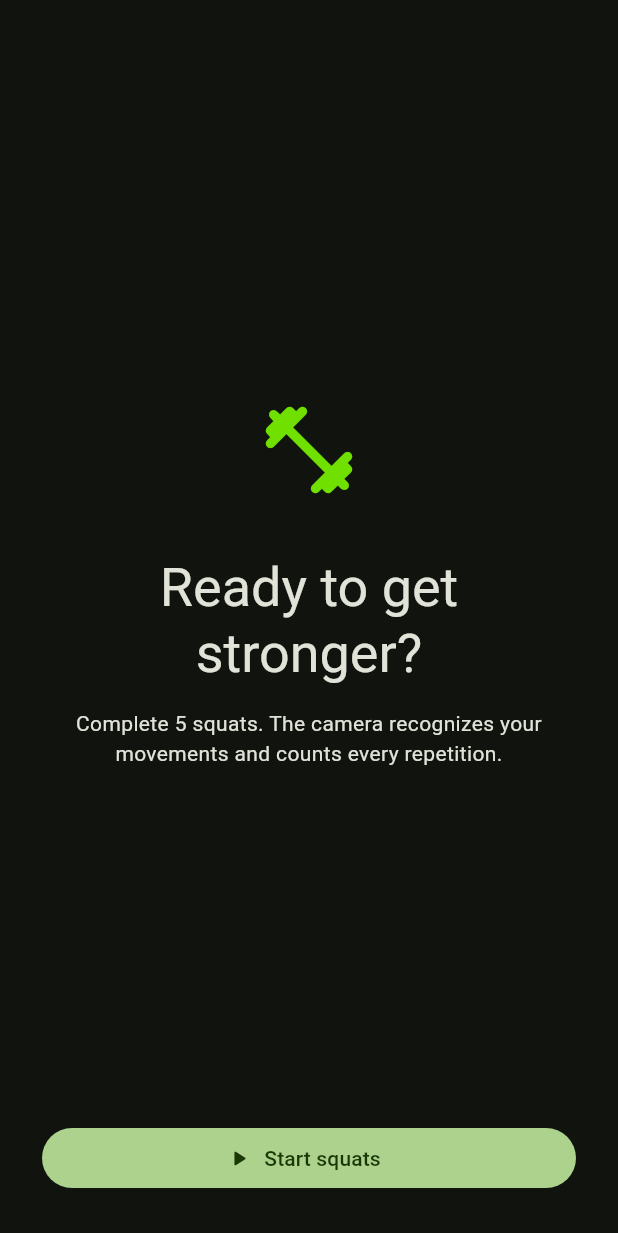
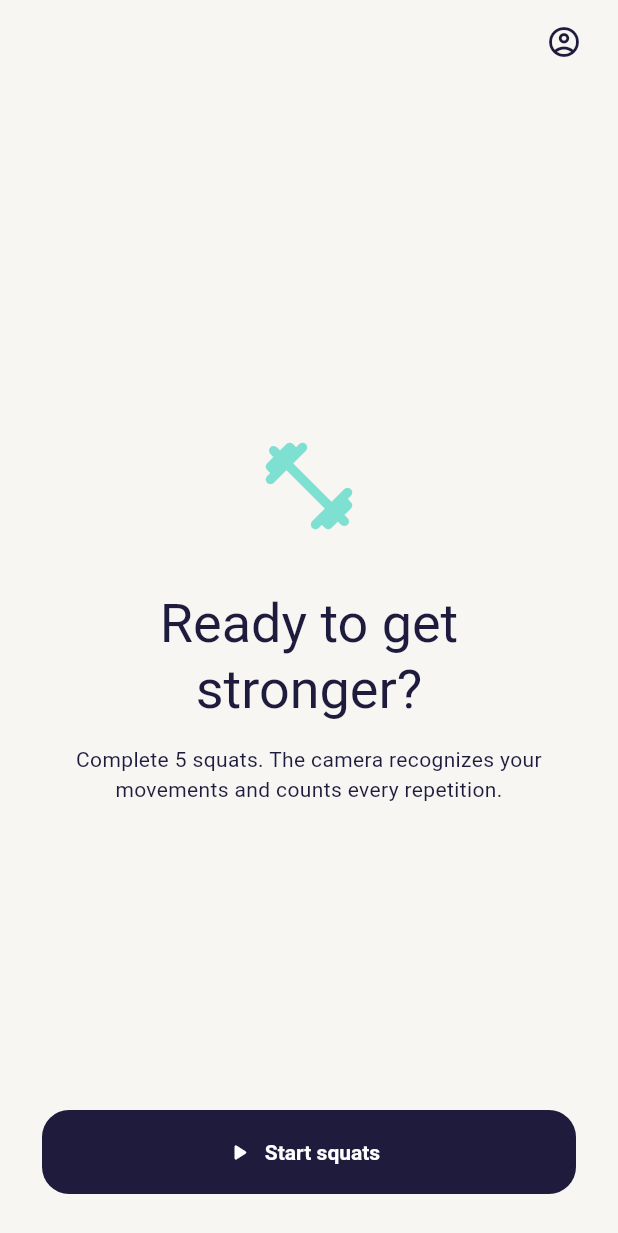
Before and after one commit to aleksandrsovtan/lumilu, a Flutter app: the screen it shows after launch, on a phone screen of 412 x 824 dp. Shown: the top 1233 px of the screen. Run offline on Flutter 3.47's test engine with Material 3 defaults, Android fonts, the phone set to English and light mode, and no system bars; our stand-ins replace equatable, flutter_bloc, get_it, go_router, google_fonts, shared_preferences; missing offline and left inert: lumilu_motion.

Commit message:
feat: add adaptive app icons, animated splash, and theme support

```diff
--- a/assets/translations/app_en.arb
+++ b/assets/translations/app_en.arb
@@ -4,6 +4,12 @@
   "homeHeadline": "Ready to get\nstronger?",
   "homeDescription": "Complete 5 squats. The camera recognizes your movements and counts every repetition.",
   "startSquats": "Start squats",
+  "profileSettingsTitle": "Profile settings",
+  "appearanceTitle": "Appearance",
+  "themeSystem": "System",
+  "themeSystemDescription": "Match your device settings",
+  "themeLight": "Light",
+  "themeDark": "Dark",
   "squatWorkoutTitle": "SQUATS · 5 REPS",
   "kneeAngle": "Knee angle: {angle}°",
   "@kneeAngle": {
--- a/assets/translations/app_uk.arb
+++ b/assets/translations/app_uk.arb
@@ -4,6 +4,12 @@
   "homeHeadline": "Готові стати\nсильнішими?",
   "homeDescription": "Виконайте 5 присідань. Камера розпізнає рухи та порахує кожен повтор.",
   "startSquats": "Почати присідання",
+  "profileSettingsTitle": "Налаштування профілю",
+  "appearanceTitle": "Вигляд",
+  "themeSystem": "Системна",
+  "themeSystemDescription": "Відповідно до налаштувань пристрою",
+  "themeLight": "Світла",
+  "themeDark": "Темна",
   "squatWorkoutTitle": "ПРИСІДАННЯ · 5 ПОВТОРІВ",
   "kneeAngle": "Кут коліна: {angle}°",
   "cameraUnavailable": "Камера недоступна",
--- /dev/null
+++ b/lib/core/theme/lumilu_theme.dart
@@ -0,0 +1,133 @@
+import 'package:flutter/material.dart';
+
+abstract final class LumiluColors {
+  static const twilight900 = Color(0xFF121027);
+  static const twilight800 = Color(0xFF1E1B3D);
+  static const twilight700 = Color(0xFF332D54);
+  static const twilight600 = Color(0xFF49416F);
+  static const twilight400 = Color(0xFF857CB3);
+  static const twilight300 = Color(0xFFAEA7D1);
+  static const yellow500 = Color(0xFFFFD452);
+  static const yellow400 = Color(0xFFFFE47A);
+  static const mint400 = Color(0xFF7DE0D1);
+  static const lilac400 = Color(0xFFB7B2FF);
+  static const lilac500 = Color(0xFF958DEC);
+  static const lilac600 = Color(0xFF756ACF);
+  static const neutral0 = Color(0xFFFFFFFF);
+  static const neutral50 = Color(0xFFFBFAF8);
+  static const neutral100 = Color(0xFFF7F6F2);
+  static const neutral200 = Color(0xFFECEAE4);
+  static const neutral300 = Color(0xFFD8D5CC);
+  static const neutral500 = Color(0xFF747068);
+  static const neutral600 = Color(0xFF5F5B55);
+  static const error = Color(0xFFB72F47);
+}
+
+abstract final class LumiluTheme {
+  static ThemeData get light => _build(
+    brightness: Brightness.light,
+    canvas: LumiluColors.neutral100,
+    surface: LumiluColors.neutral0,
+    surfaceContainer: LumiluColors.neutral50,
+    primary: LumiluColors.twilight800,
+    onPrimary: LumiluColors.neutral0,
+    secondary: LumiluColors.mint400,
+    onSecondary: LumiluColors.twilight800,
+    outline: LumiluColors.neutral300,
+    outlineVariant: LumiluColors.neutral200,
+    onSurface: LumiluColors.twilight800,
+    onSurfaceVariant: LumiluColors.neutral600,
+  );
+
+  static ThemeData get dark => _build(
+    brightness: Brightness.dark,
+    canvas: LumiluColors.twilight900,
+    surface: LumiluColors.twilight800,
+    surfaceContainer: LumiluColors.twilight700,
+    primary: LumiluColors.yellow500,
+    onPrimary: LumiluColors.twilight900,
+    secondary: LumiluColors.mint400,
+    onSecondary: LumiluColors.twilight900,
+    outline: LumiluColors.twilight600,
+    outlineVariant: LumiluColors.twilight700,
+    onSurface: LumiluColors.neutral0,
+    onSurfaceVariant: LumiluColors.twilight300,
+  );
+
+  static ThemeData _build({
+    required Brightness brightness,
+    required Color canvas,
+    required Color surface,
+    required Color surfaceContainer,
+    required Color primary,
+    required Color onPrimary,
+    required Color secondary,
+    required Color onSecondary,
+    required Color outline,
+    required Color outlineVariant,
+    required Color onSurface,
+    required Color onSurfaceVariant,
+  }) {
+    final scheme = ColorScheme(
+      brightness: brightness,
+      primary: primary,
+      onPrimary: onPrimary,
+      primaryContainer: brightness == Brightness.light
+          ? LumiluColors.twilight700
+          : LumiluColors.yellow400,
+      onPrimaryContainer: onPrimary,
+      secondary: secondary,
+      onSecondary: onSecondary,
+      secondaryContainer: brightness == Brightness.light
+          ? const Color(0xFFF0FCFA)
+          : LumiluColors.twilight700,
+      onSecondaryContainer: onSurface,
+      tertiary: LumiluColors.lilac400,
+      onTertiary: LumiluColors.twilight900,
+      error: LumiluColors.error,
+      onError: LumiluColors.neutral0,
+      surface: surface,
+      onSurface: onSurface,
+      surfaceContainer: surfaceContainer,
+      onSurfaceVariant: onSurfaceVariant,
+      outline: outline,
+      outlineVariant: outlineVariant,
+      shadow: Colors.black,
+      scrim: Colors.black,
+      inverseSurface: onSurface,
+      onInverseSurface: surface,
+      inversePrimary: brightness == Brightness.light
+          ? LumiluColors.yellow500
+          : LumiluColors.twilight800,
+    );
+    final base = ThemeData(useMaterial3: true, colorScheme: scheme);
+    final textTheme = base.textTheme.apply(
+      bodyColor: onSurface,
+      displayColor: onSurface,
+    );
+    return base.copyWith(
+      scaffoldBackgroundColor: canvas,
+      textTheme: textTheme,
+      appBarTheme: AppBarTheme(
+        backgroundColor: canvas,
+        foregroundColor: onSurface,
+        elevation: 0,
+        titleTextStyle: textTheme.titleLarge?.copyWith(
+          color: onSurface,
+          fontWeight: FontWeight.w700,
+        ),
+      ),
+      filledButtonTheme: FilledButtonThemeData(
+        style: FilledButton.styleFrom(
+          minimumSize: const Size.fromHeight(56),
+          shape: RoundedRectangleBorder(
+            borderRadius: BorderRadius.circular(18),
+          ),
+          textStyle: textTheme.titleMedium?.copyWith(
+            fontWeight: FontWeight.w700,
+          ),
+        ),
+      ),
+    );
+  }
+}
--- /dev/null
+++ b/lib/core/theme/theme_controller.dart
@@ -0,0 +1,26 @@
+import 'package:flutter/material.dart';
+import 'package:shared_preferences/shared_preferences.dart';
+
+class ThemeController extends ChangeNotifier {
+  ThemeController(this._preferences)
+    : _themeMode = _decode(_preferences.getString(_preferenceKey));
+
+  static const _preferenceKey = 'theme_mode';
+  final SharedPreferences _preferences;
+  ThemeMode _themeMode;
+
+  ThemeMode get themeMode => _themeMode;
+
+  Future<void> setThemeMode(ThemeMode value) async {
+    if (_themeMode == value) return;
+    _themeMode = value;
+    notifyListeners();
+    await _preferences.setString(_preferenceKey, value.name);
+  }
+
+  static ThemeMode _decode(String? value) => switch (value) {
+    'light' => ThemeMode.light,
+    'dark' => ThemeMode.dark,
+    _ => ThemeMode.system,
+  };
+}
--- a/lib/features/home/presentation/pages/home_screen.dart
+++ b/lib/features/home/presentation/pages/home_screen.dart
@@ -2,14 +2,26 @@ import 'package:flutter/material.dart';
 import '../../../../l10n/generated/app_localizations.dart';
 
 class HomeScreen extends StatelessWidget {
-  const HomeScreen({required this.onStartSquats, super.key});
+  const HomeScreen({required this.onStartSquats, required this.onOpenProfile, super.key});
 
   final VoidCallback onStartSquats;
+  final VoidCallback onOpenProfile;
 
   @override
   Widget build(BuildContext context) {
     final l10n = AppLocalizations.of(context)!;
     return Scaffold(
+      appBar: AppBar(
+        actions: [
+          IconButton(
+            key: const Key('open-profile-settings'),
+            onPressed: onOpenProfile,
+            tooltip: l10n.profileSettingsTitle,
+            icon: const Icon(Icons.account_circle_outlined),
+          ),
+          const SizedBox(width: 12),
+        ],
+      ),
       body: SafeArea(
         child: Padding(
           padding: const EdgeInsets.all(28),
@@ -17,17 +29,9 @@ class HomeScreen extends StatelessWidget {
             crossAxisAlignment: CrossAxisAlignment.stretch,
             children: [
               const Spacer(),
-              const Icon(
-                Icons.fitness_center_rounded,
-                size: 72,
-                color: Color(0xff70e000),
-              ),
+              Icon(Icons.fitness_center_rounded, size: 72, color: Theme.of(context).colorScheme.secondary),
               const SizedBox(height: 34),
-              Text(
-                l10n.homeHeadline,
-                textAlign: TextAlign.center,
-                style: Theme.of(context).textTheme.displaySmall,
-              ),
+              Text(l10n.homeHeadline, textAlign: TextAlign.center, style: Theme.of(context).textTheme.displaySmall),
               const SizedBox(height: 14),
               Text(l10n.homeDescription, textAlign: TextAlign.center),
               const Spacer(),
--- a/lib/main.dart
+++ b/lib/main.dart
@@ -1,31 +1,51 @@
 import 'package:flutter/material.dart';
+import 'package:shared_preferences/shared_preferences.dart';
 
 import 'core/di/injection_container.dart';
+import 'core/theme/lumilu_theme.dart';
+import 'core/theme/theme_controller.dart';
+import 'features/splash/presentation/pages/splash_screen.dart';
 import 'l10n/generated/app_localizations.dart';
 import 'router.dart';
 
 Future<void> main() async {
   WidgetsFlutterBinding.ensureInitialized();
   configureDependencies();
-  runApp(const LumiluApp());
+  final preferences = await SharedPreferences.getInstance();
+  runApp(LumiluApp(themeController: ThemeController(preferences)));
 }
 
-class LumiluApp extends StatelessWidget {
-  const LumiluApp({super.key});
+class LumiluApp extends StatefulWidget {
+  const LumiluApp({required this.themeController, super.key});
+
+  final ThemeController themeController;
 
   @override
-  Widget build(BuildContext context) => MaterialApp.router(
-    debugShowCheckedModeBanner: false,
-    onGenerateTitle: (context) => AppLocalizations.of(context)!.appTitle,
-    theme: ThemeData(
-      colorScheme: ColorScheme.fromSeed(
-        seedColor: const Color(0xff70e000),
-        brightness: Brightness.dark,
-      ),
-      useMaterial3: true,
+  State<LumiluApp> createState() => _LumiluAppState();
+}
+
+class _LumiluAppState extends State<LumiluApp> {
+  late final router = createAppRouter(themeController: widget.themeController);
+
+  @override
+  void dispose() {
+    router.dispose();
+    super.dispose();
+  }
+
+  @override
+  Widget build(BuildContext context) => AnimatedBuilder(
+    animation: widget.themeController,
+    builder: (context, _) => MaterialApp.router(
+      debugShowCheckedModeBanner: false,
+      onGenerateTitle: (context) => AppLocalizations.of(context)!.appTitle,
+      theme: LumiluTheme.light,
+      darkTheme: LumiluTheme.dark,
+      themeMode: widget.themeController.themeMode,
+      builder: (context, child) => SplashGate(child: child!),
+      routerConfig: router,
+      localizationsDelegates: AppLocalizations.localizationsDelegates,
+      supportedLocales: AppLocalizations.supportedLocales,
     ),
-    routerConfig: appRouter,
-    localizationsDelegates: AppLocalizations.localizationsDelegates,
-    supportedLocales: AppLocalizations.supportedLocales,
   );
 }
--- a/lib/router.dart
+++ b/lib/router.dart
@@ -3,8 +3,10 @@ import 'package:flutter_bloc/flutter_bloc.dart';
 import 'package:go_router/go_router.dart';
 import 'core/di/injection_container.dart';
 import 'core/di/modules/squat_module.dart';
+import 'core/theme/theme_controller.dart';
 import 'features/achievement/presentation/pages/achievement_screen.dart';
 import 'features/home/presentation/pages/home_screen.dart';
+import 'features/profile/presentation/pages/profile_settings_screen.dart';
 import 'features/squat/infrastructure/motion/lumilu_camera_preview.dart';
 import 'features/squat/presentation/pages/squat_screen.dart';
 import 'l10n/generated/app_localizations.dart';
@@ -13,17 +15,23 @@ abstract final class AppRoutes {
   static const home = '/';
   static const squat = '/squat';
   static const achievement = '/achievement';
+  static const profileSettings = '/profile/settings';
 }
 
 typedef SquatRouteBuilder = Widget Function(BuildContext context);
 
-GoRouter createAppRouter({SquatRouteBuilder? squatBuilder}) => GoRouter(
+GoRouter createAppRouter({
+  SquatRouteBuilder? squatBuilder,
+  ThemeController? themeController,
+}) => GoRouter(
   initialLocation: AppRoutes.home,
   routes: [
     GoRoute(
       path: AppRoutes.home,
-      builder: (context, state) =>
-          HomeScreen(onStartSquats: () => context.push(AppRoutes.squat)),
+      builder: (context, state) => HomeScreen(
+        onStartSquats: () => context.push(AppRoutes.squat),
+        onOpenProfile: () => context.push(AppRoutes.profileSettings),
+      ),
     ),
     GoRoute(
       path: AppRoutes.squat,
@@ -34,6 +42,12 @@ GoRouter createAppRouter({SquatRouteBuilder? squatBuilder}) => GoRouter(
       path: AppRoutes.achievement,
       builder: (context, state) => const AchievementScreen(),
     ),
+    if (themeController != null)
+      GoRoute(
+        path: AppRoutes.profileSettings,
+        builder: (context, state) =>
+            ProfileSettingsScreen(themeController: themeController),
+      ),
   ],
   errorBuilder: (context, state) => Directionality(
     textDirection: TextDirection.ltr,
@@ -56,5 +70,3 @@ Widget _buildSquatRoute(BuildContext context) {
     ),
   );
 }
-
-final GoRouter appRouter = createAppRouter();
--- a/pubspec.yaml
+++ b/pubspec.yaml
@@ -1,5 +1,5 @@
 name: lumilu
-description: "Move, play, and grow together. Lumilu is an app for children that turns physical activity into fun daily challenges, levels, and family missions."
+description: "Move together. Feel better every day."
 
 publish_to: 'none'
 
@@ -19,6 +19,8 @@ dependencies:
   equatable: ^2.1.0
   go_router: ^17.2.3
   flutter_bloc: ^9.1.1
+  google_fonts: ^6.3.2
+  shared_preferences: ^2.5.3
 
   lumilu_motion:
     git:
```
Also changed, not shown: lib/features/profile/presentation/pages/profile_settings_screen.dart (added, +87 -0 lines), lib/features/splash/presentation/pages/splash_screen.dart (added, +304 -0 lines), assets/icons/app_icon.png (added), lib/l10n/generated/app_localizations.dart, lib/l10n/generated/app_localizations_en.dart, lib/l10n/generated/app_localizations_uk.dart, pubspec.lock, 113 other files.
